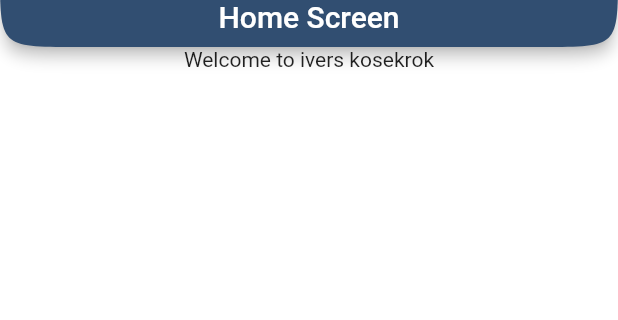
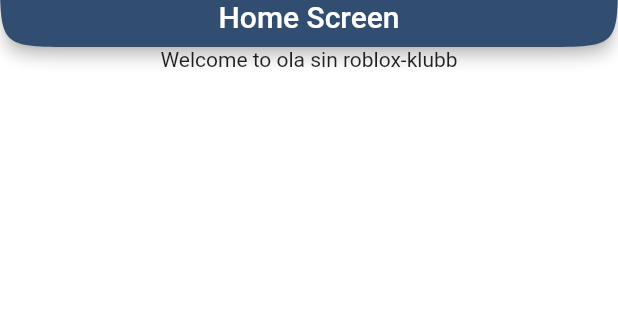
Before and after one commit to Thoivers1/Studiosum, a Flutter app: the HomeScreen screen opened by its route, on a phone screen of 412 x 824 dp, the part 133-453 px from its top. Run offline on Flutter 3.47's test engine with Material 2 defaults, Android fonts, the phone set to English and light mode, and no system bars; our stand-ins replace firebase_auth, firebase_core, modal_progress_hud; accounts and stored records are empty.

Commit message:
faktisk oppdatert

```diff
--- a/lib/screens/home_screen.dart
+++ b/lib/screens/home_screen.dart
@@ -42,7 +42,7 @@ class _HomeScreenState extends State<HomeScreen> {
       appBar: appBar(text: 'Home Screen'),
       body: Column(
         children: <Widget>[
-          Text('Welcome to ivers kosekrok'),
+          Text('Welcome to ola sin roblox-klubb'),
           Spacer(),
           Center(
             child: RoundedButton(
```
